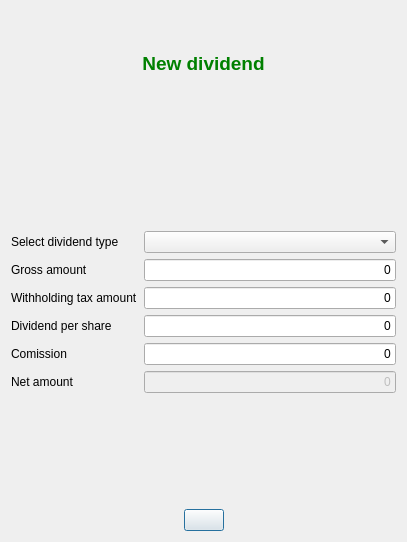
Above: ui/frmDividendsAdd.ui from turulomio/xulpymoney before the change. Below: the same form after it.
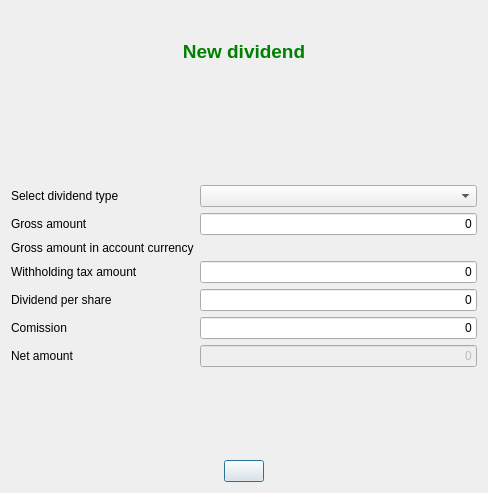
That is the form after the change. Icons and pictures are not drawn. Custom widgets are drawn as their Qt base class.

Patch:
```diff
--- a/ui/frmDividendsAdd.ui
+++ b/ui/frmDividendsAdd.ui
@@ -9,8 +9,8 @@
    <rect>
     <x>0</x>
     <y>0</y>
-    <width>407</width>
-    <height>542</height>
+    <width>488</width>
+    <height>493</height>
    </rect>
   </property>
   <property name="windowTitle">
@@ -81,21 +81,64 @@
      </item>
      <item>
       <layout class="QFormLayout" name="formLayout">
-       <item row="1" column="0">
-        <widget class="QLabel" name="lblLiquido_3">
+       <item row="0" column="0">
+        <widget class="QLabel" name="label">
          <property name="text">
-          <string>Gross amount</string>
+          <string>Select dividend type</string>
+         </property>
+        </widget>
+       </item>
+       <item row="0" column="1">
+        <widget class="QComboBox" name="cmb">
+         <property name="sizePolicy">
+          <sizepolicy hsizetype="Expanding" vsizetype="Fixed">
+           <horstretch>0</horstretch>
+           <verstretch>0</verstretch>
+          </sizepolicy>
          </property>
         </widget>
        </item>
        <item row="2" column="0">
+        <widget class="QLabel" name="lblGross">
+         <property name="text">
+          <string>Gross amount</string>
+         </property>
+        </widget>
+       </item>
+       <item row="2" column="1">
+        <widget class="myQLineEdit" name="txtBruto">
+         <property name="sizePolicy">
+          <sizepolicy hsizetype="Expanding" vsizetype="Fixed">
+           <horstretch>0</horstretch>
+           <verstretch>0</verstretch>
+          </sizepolicy>
+         </property>
+         <property name="text">
+          <string>0</string>
+         </property>
+         <property name="alignment">
+          <set>Qt::AlignRight|Qt::AlignTrailing|Qt::AlignVCenter</set>
+         </property>
+        </widget>
+       </item>
+       <item row="3" column="0">
+        <widget class="QLabel" name="lblGrossAccount">
+         <property name="text">
+          <string>Gross amount in account currency</string>
+         </property>
+        </widget>
+       </item>
+       <item row="3" column="1">
+        <widget class="wdgCurrencyConversion" name="wdgCurrencyConversion" native="true"/>
+       </item>
+       <item row="4" column="0">
         <widget class="QLabel" name="lblLiquido_4">
          <property name="text">
           <string>Withholding tax amount</string>
          </property>
         </widget>
        </item>
-       <item row="2" column="1">
+       <item row="4" column="1">
         <widget class="myQLineEdit" name="txtRetencion">
          <property name="sizePolicy">
           <sizepolicy hsizetype="Expanding" vsizetype="Fixed">
@@ -111,14 +154,14 @@
          </property>
         </widget>
        </item>
-       <item row="3" column="0">
+       <item row="5" column="0">
         <widget class="QLabel" name="lblLiquido_5">
          <property name="text">
           <string>Dividend per share</string>
          </property>
         </widget>
        </item>
-       <item row="3" column="1">
+       <item row="5" column="1">
         <widget class="myQLineEdit" name="txtDPA">
          <property name="sizePolicy">
           <sizepolicy hsizetype="Expanding" vsizetype="Fixed">
@@ -134,14 +177,14 @@
          </property>
         </widget>
        </item>
-       <item row="4" column="0">
+       <item row="6" column="0">
         <widget class="QLabel" name="lblLiquido">
          <property name="text">
           <string>Comission</string>
          </property>
         </widget>
        </item>
-       <item row="4" column="1">
+       <item row="6" column="1">
         <widget class="myQLineEdit" name="txtComision">
          <property name="sizePolicy">
           <sizepolicy hsizetype="Expanding" vsizetype="Fixed">
@@ -157,14 +200,14 @@
          </property>
         </widget>
        </item>
-       <item row="5" column="0">
+       <item row="7" column="0">
         <widget class="QLabel" name="lblLiquido_7">
          <property name="text">
           <string>Net amount</string>
          </property>
         </widget>
        </item>
-       <item row="5" column="1">
+       <item row="7" column="1">
         <widget class="myQLineEdit" name="txtNeto">
          <property name="enabled">
           <bool>false</bool>
@@ -186,39 +229,6 @@
          </property>
         </widget>
        </item>
-       <item row="0" column="0">
-        <widget class="QLabel" name="label">
-         <property name="text">
-          <string>Select dividend type</string>
-         </property>
-        </widget>
-       </item>
-       <item row="0" column="1">
-        <widget class="QComboBox" name="cmb">
-         <property name="sizePolicy">
-          <sizepolicy hsizetype="Expanding" vsizetype="Fixed">
-           <horstretch>0</horstretch>
-           <verstretch>0</verstretch>
-          </sizepolicy>
-         </property>
-        </widget>
-       </item>
-       <item row="1" column="1">
-        <widget class="myQLineEdit" name="txtBruto">
-         <property name="sizePolicy">
-          <sizepolicy hsizetype="Expanding" vsizetype="Fixed">
-           <horstretch>0</horstretch>
-           <verstretch>0</verstretch>
-          </sizepolicy>
-         </property>
-         <property name="text">
-          <string>0</string>
-         </property>
-         <property name="alignment">
-          <set>Qt::AlignRight|Qt::AlignTrailing|Qt::AlignVCenter</set>
-         </property>
-        </widget>
-       </item>
       </layout>
      </item>
      <item>
@@ -280,6 +290,12 @@
    <header location="global">wdgDatetime</header>
    <container>1</container>
   </customwidget>
+  <customwidget>
+   <class>wdgCurrencyConversion</class>
+   <extends>QWidget</extends>
+   <header location="global">wdgCurrencyConversion</header>
+   <container>1</container>
+  </customwidget>
  </customwidgets>
  <tabstops>
   <tabstop>cmb</tabstop>
```
